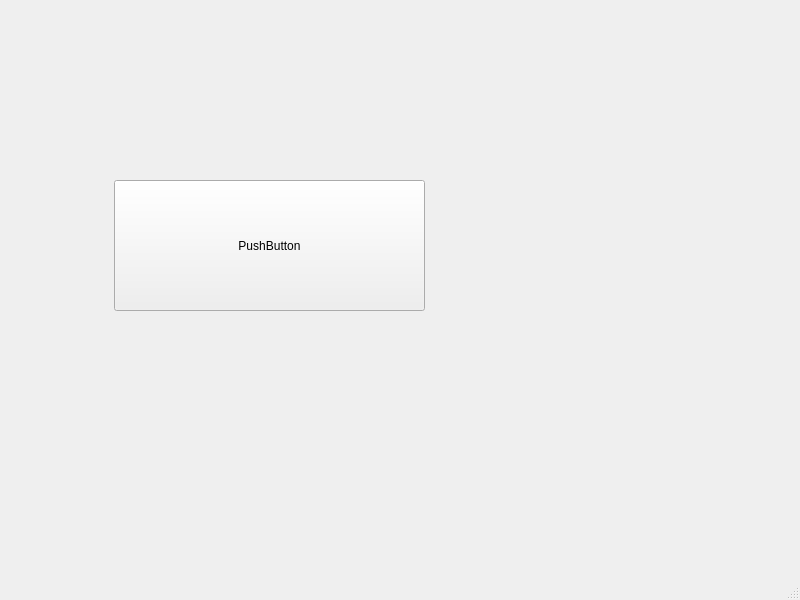
This is mainwindow.ui in HuaMa001/MidTermUi as Qt 5 draws it before an edit. The edited form follows.
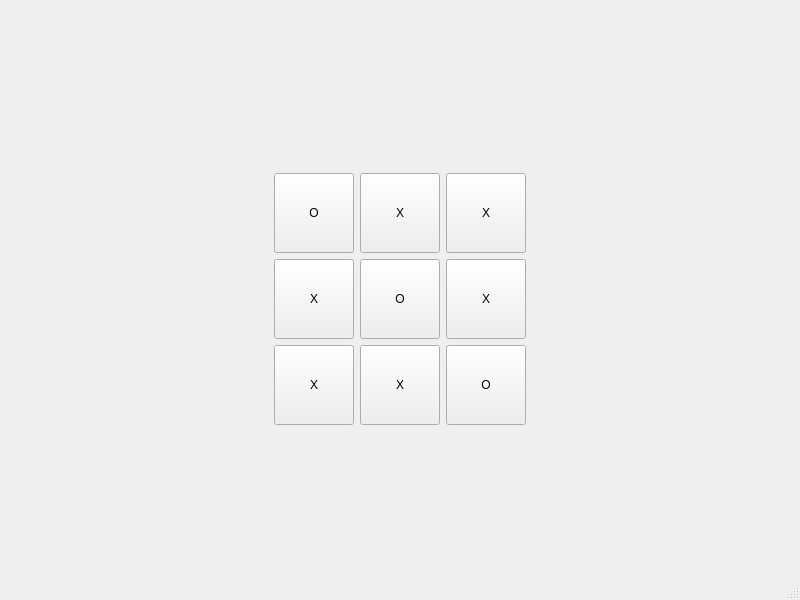
This is the edited form.

Commit message: Update mainwindow.ui with 3x3 button grid layout

```diff
--- a/mainwindow.ui
+++ b/mainwindow.ui
@@ -14,19 +14,181 @@
    <string>MainWindow</string>
   </property>
   <widget class="QWidget" name="centralwidget">
-   <widget class="QPushButton" name="pushButton">
-    <property name="geometry">
-     <rect>
-      <x>114</x>
-      <y>180</y>
-      <width>311</width>
-      <height>131</height>
-     </rect>
-    </property>
-    <property name="text">
-     <string>PushButton</string>
-    </property>
-   </widget>
+   <layout class="QGridLayout" name="gridLayout_2">
+    <item row="0" column="0">
+     <spacer name="horizontalSpacer">
+      <property name="orientation">
+       <enum>Qt::Horizontal</enum>
+      </property>
+      <property name="sizeHint" stdset="0">
+       <size>
+        <width>40</width>
+        <height>20</height>
+       </size>
+      </property>
+     </spacer>
+    </item>
+    <item row="0" column="2">
+     <spacer name="horizontalSpacer_2">
+      <property name="orientation">
+       <enum>Qt::Horizontal</enum>
+      </property>
+      <property name="sizeHint" stdset="0">
+       <size>
+        <width>40</width>
+        <height>20</height>
+       </size>
+      </property>
+     </spacer>
+    </item>
+    <item row="1" column="0">
+     <spacer name="verticalSpacer">
+      <property name="orientation">
+       <enum>Qt::Vertical</enum>
+      </property>
+      <property name="sizeHint" stdset="0">
+       <size>
+        <width>20</width>
+        <height>40</height>
+       </size>
+      </property>
+     </spacer>
+    </item>
+    <item row="3" column="0">
+     <spacer name="verticalSpacer_2">
+      <property name="orientation">
+       <enum>Qt::Vertical</enum>
+      </property>
+      <property name="sizeHint" stdset="0">
+       <size>
+        <width>20</width>
+        <height>40</height>
+       </size>
+      </property>
+     </spacer>
+    </item>
+    <item row="2" column="1">
+     <layout class="QGridLayout" name="gridLayout">
+      <item row="0" column="0">
+       <widget class="QPushButton" name="btn_0_0">
+        <property name="minimumSize">
+         <size>
+          <width>80</width>
+          <height>80</height>
+         </size>
+        </property>
+        <property name="text">
+         <string>O</string>
+        </property>
+       </widget>
+      </item>
+      <item row="0" column="1">
+       <widget class="QPushButton" name="btn_0_1">
+        <property name="minimumSize">
+         <size>
+          <width>80</width>
+          <height>80</height>
+         </size>
+        </property>
+        <property name="text">
+         <string>X</string>
+        </property>
+       </widget>
+      </item>
+      <item row="0" column="2">
+       <widget class="QPushButton" name="btn_0_2">
+        <property name="minimumSize">
+         <size>
+          <width>80</width>
+          <height>80</height>
+         </size>
+        </property>
+        <property name="text">
+         <string>X</string>
+        </property>
+       </widget>
+      </item>
+      <item row="1" column="0">
+       <widget class="QPushButton" name="btn_1_0">
+        <property name="minimumSize">
+         <size>
+          <width>80</width>
+          <height>80</height>
+         </size>
+        </property>
+        <property name="text">
+         <string>X</string>
+        </property>
+       </widget>
+      </item>
+      <item row="1" column="1">
+       <widget class="QPushButton" name="btn_1_1">
+        <property name="minimumSize">
+         <size>
+          <width>80</width>
+          <height>80</height>
+         </size>
+        </property>
+        <property name="text">
+         <string>O</string>
+        </property>
+       </widget>
+      </item>
+      <item row="1" column="2">
+       <widget class="QPushButton" name="btn_1_2">
+        <property name="minimumSize">
+         <size>
+          <width>80</width>
+          <height>80</height>
+         </size>
+        </property>
+        <property name="text">
+         <string>X</string>
+        </property>
+       </widget>
+      </item>
+      <item row="2" column="0">
+       <widget class="QPushButton" name="btn_2_0">
+        <property name="minimumSize">
+         <size>
+          <width>80</width>
+          <height>80</height>
+         </size>
+        </property>
+        <property name="text">
+         <string>X</string>
+        </property>
+       </widget>
+      </item>
+      <item row="2" column="1">
+       <widget class="QPushButton" name="btn_2_1">
+        <property name="minimumSize">
+         <size>
+          <width>80</width>
+          <height>80</height>
+         </size>
+        </property>
+        <property name="text">
+         <string>X</string>
+        </property>
+       </widget>
+      </item>
+      <item row="2" column="2">
+       <widget class="QPushButton" name="btn_2_2">
+        <property name="minimumSize">
+         <size>
+          <width>80</width>
+          <height>80</height>
+         </size>
+        </property>
+        <property name="text">
+         <string>O</string>
+        </property>
+       </widget>
+      </item>
+     </layout>
+    </item>
+   </layout>
   </widget>
   <widget class="QMenuBar" name="menubar">
    <property name="geometry">
```
